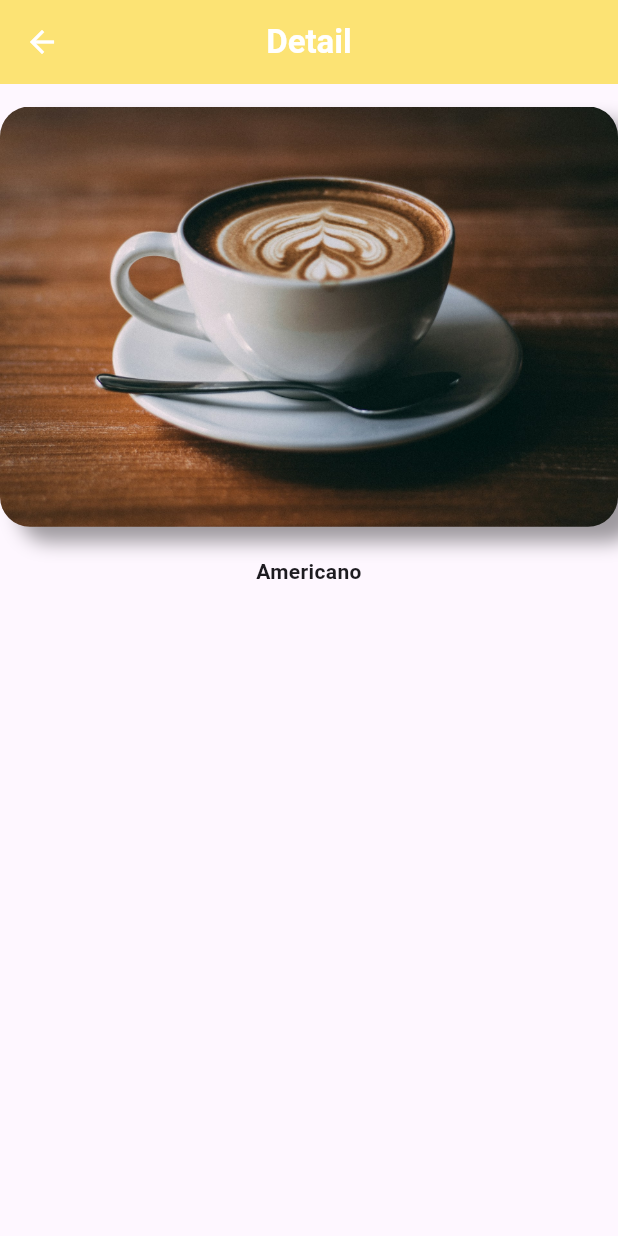
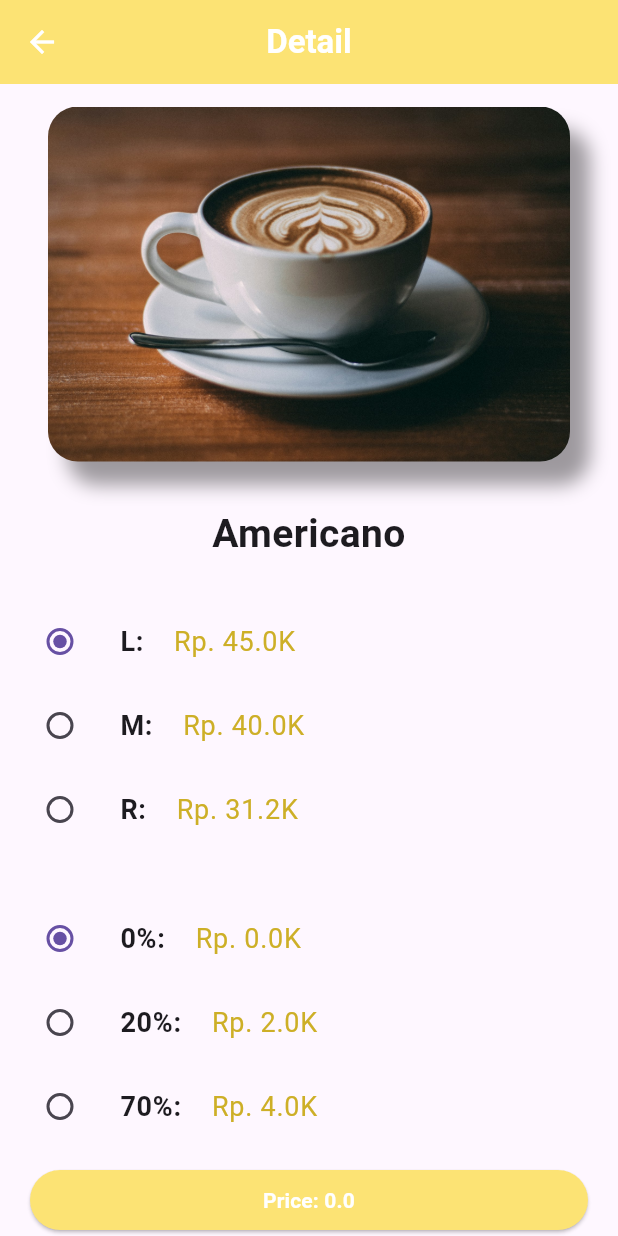
Before and after one commit to alfredliu-development/online-coffee-shop, a Flutter app: the OrderMenuDetail screen opened directly with sample values from the repository, on a phone screen of 412 x 824 dp. Run offline on Flutter 3.47's test engine with Material 3 defaults, Android fonts, the phone set to English and light mode, and no system bars; Roboto replaces fonts that are missing (Decol, HarunoUmi).

Commit message:
Online Coffee Shop part 2

```diff
--- a/lib/navigator/order_menu/order_menu_detail.dart
+++ b/lib/navigator/order_menu/order_menu_detail.dart
@@ -10,6 +10,11 @@ class OrderMenuDetail extends StatefulWidget {
 }
 
 class _OrderMenuDetailState extends State<OrderMenuDetail> {
+  late String? selectOption = widget.orderMenuList.lengthPrice.values.first.toString();
+  late String? selectSugar = widget.orderMenuList.sugarPercent.values.first.toString();
+
+  late double price = 0;
+
   @override
   Widget build(BuildContext context) {
     return Scaffold(
@@ -24,19 +29,41 @@ class _OrderMenuDetailState extends State<OrderMenuDetail> {
         ),
       ),
 
+      bottomNavigationBar: Container(
+        margin: EdgeInsets.symmetric(horizontal: 20),
+        child: ElevatedButton(
+          style: ElevatedButton.styleFrom(
+            backgroundColor: Color.fromARGB(255, 252, 227, 116),
+            foregroundColor: Colors.white
+          ),
+
+          child: Text(
+            "Price: $price",
+            textAlign: TextAlign.center,
+            style: TextStyle(
+              fontWeight: FontWeight.bold,
+              fontFamily: 'Decol'
+            ),
+          ),
+
+          onPressed: () {},
+        ),
+      ),
+
       body: SingleChildScrollView(
         child: Column(
           children: [
             SizedBox(height: 15),
             Center(
               child: Container(
+                margin: EdgeInsets.symmetric(horizontal: 32),
                 decoration: BoxDecoration(
                   borderRadius: BorderRadius.circular(20),
                   boxShadow: [
                     BoxShadow(
                       color: Colors.black38,
                       blurRadius: 10,
-                      offset: Offset(13, 10)
+                      offset: Offset(13, 15)
                     )
                   ]
                 ),
@@ -48,18 +75,109 @@ class _OrderMenuDetailState extends State<OrderMenuDetail> {
               ),
             ),
 
-            SizedBox(height: 20),
+            SizedBox(height: 30),
             Text(
               widget.orderMenuList.name,
               textAlign: TextAlign.center,
               style: TextStyle(
                 fontWeight: FontWeight.bold,
-                fontFamily: 'Decol'
+                fontFamily: 'Decol',
+                fontSize: 26
               ),
-            )
+            ),
+
+            SizedBox(height: 25),
+            chooseLengthPriceRadio(),
+
+            SizedBox(height: 30),
+            chooseSugarPriceRadio()
           ],
         ),
       ),
     );
   }
+
+  Widget chooseLengthPriceRadio() {
+    return Column(
+      children: widget.orderMenuList.lengthPrice.entries.map((list) {
+        return ListTile(
+          title: Row(
+            children: [
+              Text(
+                "${list.key}:",
+                style: TextStyle(
+                  fontFamily: 'Decol',
+                  fontWeight: FontWeight.bold,
+                  fontSize: 18
+                ),
+              ),
+
+              SizedBox(width: 20),
+              Text(
+                "Rp. ${list.value}K",
+                style: TextStyle(
+                  fontFamily: 'HarunoUmi',
+                  color: Color.fromARGB(255, 205, 175, 39),
+                  fontSize: 18
+                ),
+              )
+            ],
+          ),
+
+          leading: Radio(
+            value: list.value.toString(),
+            groupValue: selectOption,
+            onChanged: (value) {
+              setState(() {
+                selectOption = value.toString();
+                price = list.value;
+              });
+            },
+          ),
+        );
+      }).toList(),
+    );
+  }
+
+  Widget chooseSugarPriceRadio() {
+    return Column(
+      children: widget.orderMenuList.sugarPercent.entries.map((list) {
+        return ListTile(
+          title: Row(
+            children: [
+              Text(
+                "${list.key}:",
+                style: TextStyle(
+                    fontFamily: 'Decol',
+                    fontWeight: FontWeight.bold,
+                    fontSize: 18
+                ),
+              ),
+
+              SizedBox(width: 20),
+              Text(
+                "Rp. ${list.value}K",
+                style: TextStyle(
+                    fontFamily: 'HarunoUmi',
+                    color: Color.fromARGB(255, 205, 175, 39),
+                    fontSize: 18
+                ),
+              )
+            ],
+          ),
+
+          leading: Radio(
+            value: list.value.toString(),
+            groupValue: selectSugar,
+            onChanged: (value) {
+              setState(() {
+                selectSugar = value.toString();
+                price = list.value;
+              });
+            },
+          ),
+        );
+      }).toList(),
+    );
+  }
 }
```
